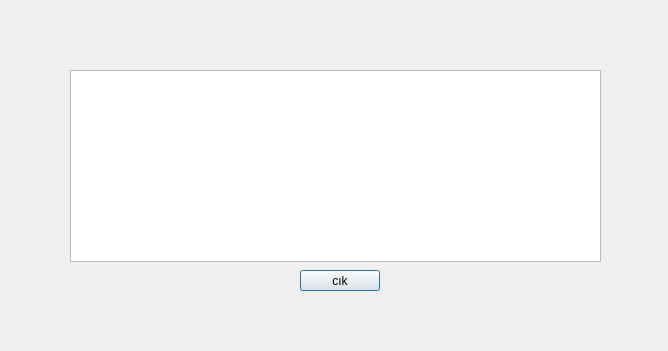
Above: Gorsel/formlar/listeleme/ogretmenlistesi.ui from sadededeoglu/okulprojesi before the change. Below: the same form after it.
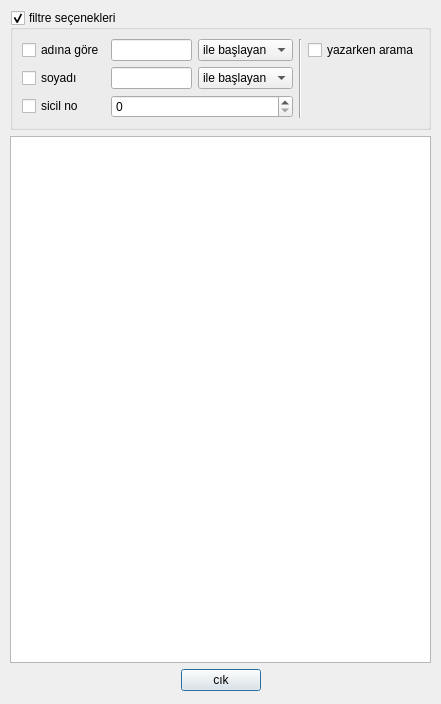
That is the form after the change.

Commit message: form düzenlendi

Diff of the .ui file:
```diff
--- a/Gorsel/formlar/listeleme/ogretmenlistesi.ui
+++ b/Gorsel/formlar/listeleme/ogretmenlistesi.ui
@@ -6,35 +6,172 @@
    <rect>
     <x>0</x>
     <y>0</y>
-    <width>668</width>
-    <height>351</height>
+    <width>441</width>
+    <height>704</height>
    </rect>
   </property>
+  <property name="maximumSize">
+   <size>
+    <width>441</width>
+    <height>704</height>
+   </size>
+  </property>
   <property name="windowTitle">
    <string>Dialog</string>
   </property>
-  <widget class="QTableView" name="tableView_ogretmen">
+  <widget class="QWidget" name="">
    <property name="geometry">
     <rect>
-     <x>70</x>
-     <y>70</y>
-     <width>531</width>
-     <height>192</height>
+     <x>10</x>
+     <y>10</y>
+     <width>421</width>
+     <height>681</height>
     </rect>
    </property>
-  </widget>
-  <widget class="QPushButton" name="pushButton">
-   <property name="geometry">
-    <rect>
-     <x>300</x>
-     <y>270</y>
-     <width>80</width>
-     <height>21</height>
-    </rect>
-   </property>
-   <property name="text">
-    <string>cık</string>
-   </property>
+   <layout class="QGridLayout" name="gridLayout_2">
+    <item row="0" column="0">
+     <widget class="QGroupBox" name="groupBox">
+      <property name="title">
+       <string>filtre seçenekleri</string>
+      </property>
+      <property name="checkable">
+       <bool>true</bool>
+      </property>
+      <layout class="QGridLayout" name="gridLayout">
+       <item row="0" column="0">
+        <widget class="QCheckBox" name="checkBox">
+         <property name="text">
+          <string>adına göre</string>
+         </property>
+        </widget>
+       </item>
+       <item row="0" column="1">
+        <layout class="QHBoxLayout" name="horizontalLayout_2">
+         <item>
+          <widget class="QLineEdit" name="lineEdit"/>
+         </item>
+         <item>
+          <widget class="QComboBox" name="comboBox">
+           <item>
+            <property name="text">
+             <string>ile başlayan</string>
+            </property>
+           </item>
+           <item>
+            <property name="text">
+             <string>ile biten</string>
+            </property>
+           </item>
+           <item>
+            <property name="text">
+             <string>içeren</string>
+            </property>
+           </item>
+          </widget>
+         </item>
+        </layout>
+       </item>
+       <item row="0" column="3">
+        <widget class="QCheckBox" name="checkBox_4">
+         <property name="text">
+          <string>yazarken arama</string>
+         </property>
+        </widget>
+       </item>
+       <item row="1" column="0">
+        <widget class="QCheckBox" name="checkBox_2">
+         <property name="text">
+          <string>soyadı</string>
+         </property>
+        </widget>
+       </item>
+       <item row="1" column="1">
+        <layout class="QHBoxLayout" name="horizontalLayout">
+         <item>
+          <widget class="QLineEdit" name="lineEdit_2"/>
+         </item>
+         <item>
+          <widget class="QComboBox" name="comboBox_2">
+           <item>
+            <property name="text">
+             <string>ile başlayan</string>
+            </property>
+           </item>
+           <item>
+            <property name="text">
+             <string>ile biten</string>
+            </property>
+           </item>
+           <item>
+            <property name="text">
+             <string>içeren</string>
+            </property>
+           </item>
+          </widget>
+         </item>
+        </layout>
+       </item>
+       <item row="2" column="0">
+        <widget class="QCheckBox" name="checkBox_3">
+         <property name="text">
+          <string>sicil no</string>
+         </property>
+        </widget>
+       </item>
+       <item row="2" column="1">
+        <widget class="QSpinBox" name="spinBox"/>
+       </item>
+       <item row="0" column="2" rowspan="3">
+        <widget class="Line" name="line">
+         <property name="orientation">
+          <enum>Qt::Vertical</enum>
+         </property>
+        </widget>
+       </item>
+      </layout>
+     </widget>
+    </item>
+    <item row="1" column="0">
+     <widget class="QTableView" name="tableView_ogretmen"/>
+    </item>
+    <item row="2" column="0">
+     <layout class="QHBoxLayout" name="horizontalLayout_3">
+      <item>
+       <spacer name="horizontalSpacer">
+        <property name="orientation">
+         <enum>Qt::Horizontal</enum>
+        </property>
+        <property name="sizeHint" stdset="0">
+         <size>
+          <width>40</width>
+          <height>20</height>
+         </size>
+        </property>
+       </spacer>
+      </item>
+      <item>
+       <widget class="QPushButton" name="pushButton">
+        <property name="text">
+         <string>cık</string>
+        </property>
+       </widget>
+      </item>
+      <item>
+       <spacer name="horizontalSpacer_2">
+        <property name="orientation">
+         <enum>Qt::Horizontal</enum>
+        </property>
+        <property name="sizeHint" stdset="0">
+         <size>
+          <width>40</width>
+          <height>20</height>
+         </size>
+        </property>
+       </spacer>
+      </item>
+     </layout>
+    </item>
+   </layout>
   </widget>
  </widget>
  <resources/>
```
Left out of the diff: 178 changed lines with no effect on the pictures. The commit also changes 2 other files.
